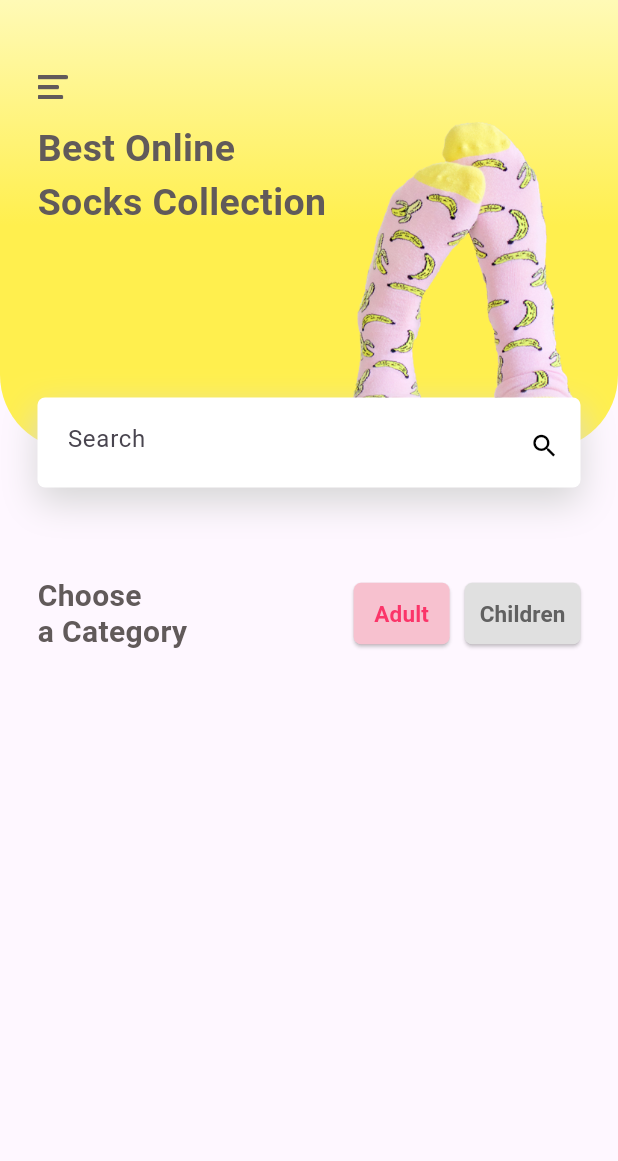
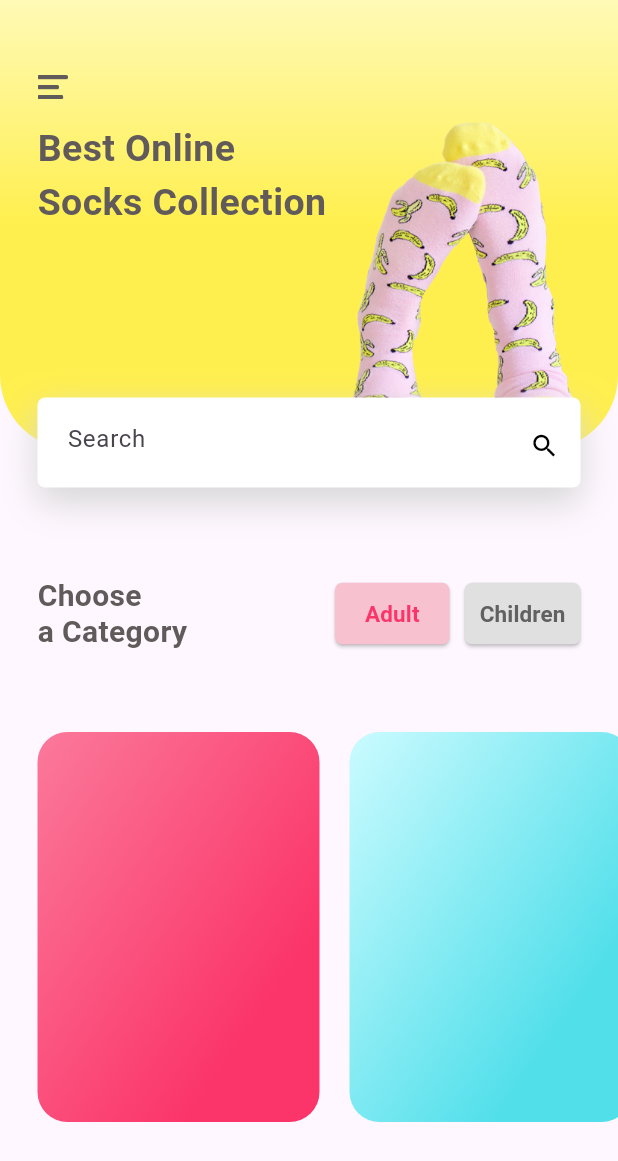
Before and after one commit to evcadhan021/Sock-Shop-ui, a Flutter app: the screen it shows after launch, on a phone screen of 412 x 824 dp. Shown: the top 1161 px of the screen. Run offline on Flutter 3.47's test engine with Material 3 defaults, Android fonts, the phone set to English and light mode, and no system bars.

Commit message:
menambahkan post story

```diff
--- /dev/null
+++ b/lib/model/make_card.dart
@@ -0,0 +1,38 @@
+import 'package:flutter/material.dart';
+
+class MakeCard extends StatelessWidget {
+  final dynamic context;
+  final Color startColor;
+  final Color endColor;
+  final String image;
+  const MakeCard({
+    super.key,
+    required this.context,
+    required this.startColor,
+    required this.endColor,
+    required this.image,
+  });
+
+  @override
+  Widget build(BuildContext context) {
+    return GestureDetector(
+      onTap: () {},
+      child: AspectRatio(
+        aspectRatio: 4 / 5,
+        child: Container(
+          margin: const EdgeInsets.only(right: 20),
+          decoration: BoxDecoration(
+            borderRadius: BorderRadius.circular(20),
+            gradient: LinearGradient(
+              colors: [
+                startColor,
+                endColor,
+              ],
+              begin: Alignment.topLeft,
+            ),
+          ),
+        ),
+      ),
+    );
+  }
+}
--- a/lib/view/home_page.dart
+++ b/lib/view/home_page.dart
@@ -1,4 +1,5 @@
 import 'package:flutter/material.dart';
+import 'package:sock_shop_ui/model/make_card.dart';
 
 class HomePage extends StatelessWidget {
   const HomePage({super.key});
@@ -42,7 +43,7 @@ class HomePage extends StatelessWidget {
                     crossAxisAlignment: CrossAxisAlignment.start,
                     mainAxisAlignment: MainAxisAlignment.spaceBetween,
                     children: [
-                      Expanded(
+                      const Expanded(
                         flex: 4,
                         child: Text(
                           "Best Online \nSocks Collection",
@@ -95,14 +96,14 @@ class HomePage extends StatelessWidget {
               ),
             ),
             Padding(
-              padding: EdgeInsets.all(25),
+              padding: const EdgeInsets.all(25),
               child: Column(
                 crossAxisAlignment: CrossAxisAlignment.start,
                 children: [
                   Row(
                     mainAxisAlignment: MainAxisAlignment.spaceBetween,
                     children: [
-                      Text("Choose \na Category",
+                      const Text("Choose \na Category",
                           style: TextStyle(
                             fontSize: 20,
                             fontWeight: FontWeight.bold,
@@ -114,15 +115,16 @@ class HomePage extends StatelessWidget {
                           children: [
                             ElevatedButton(
                               style: ElevatedButton.styleFrom(
-                                backgroundColor: Color.fromRGBO(
+                                backgroundColor: const Color.fromRGBO(
                                     247, 193, 207, 1), // Untuk background color
-                                padding: EdgeInsets.all(10),
+                                padding: const EdgeInsets.symmetric(
+                                    horizontal: 20, vertical: 10),
                                 shape: RoundedRectangleBorder(
                                   borderRadius: BorderRadius.circular(5),
                                 ),
                               ),
                               onPressed: () {},
-                              child: Text(
+                              child: const Text(
                                 "Adult",
                                 style: TextStyle(
                                   color: Color.fromRGBO(251, 53, 105, 1),
@@ -131,14 +133,14 @@ class HomePage extends StatelessWidget {
                                 ),
                               ),
                             ),
-                            SizedBox(
+                            const SizedBox(
                               width: 10,
                             ),
                             ElevatedButton(
                               style: ElevatedButton.styleFrom(
                                 backgroundColor:
                                     Colors.grey[300], // Untuk background color
-                                padding: EdgeInsets.all(10),
+                                padding: const EdgeInsets.all(10),
                                 shape: RoundedRectangleBorder(
                                   borderRadius: BorderRadius.circular(5),
                                 ),
@@ -155,9 +157,34 @@ class HomePage extends StatelessWidget {
                             ),
                           ],
                         ),
-                      )
+                      ),
                     ],
                   )
+                ],
+              ),
+            ),
+            const SizedBox(
+              height: 30,
+            ),
+            Container(
+              height: 280,
+              width: double.infinity,
+              child: ListView(
+                padding: const EdgeInsets.only(bottom: 20, left: 25),
+                scrollDirection: Axis.horizontal,
+                children: [
+                  MakeCard(
+                    context: context,
+                    startColor: const Color.fromRGBO(251, 121, 155, 1),
+                    endColor: const Color.fromRGBO(251, 53, 105, 1),
+                    image: 'assets/socks-one.png',
+                  ),
+                  MakeCard(
+                    context: context,
+                    startColor: const Color.fromRGBO(203, 251, 255, 1),
+                    endColor: const Color.fromRGBO(81, 223, 234, 1),
+                    image: 'assets/socks-one.png',
+                  ),
                 ],
               ),
             )
```
